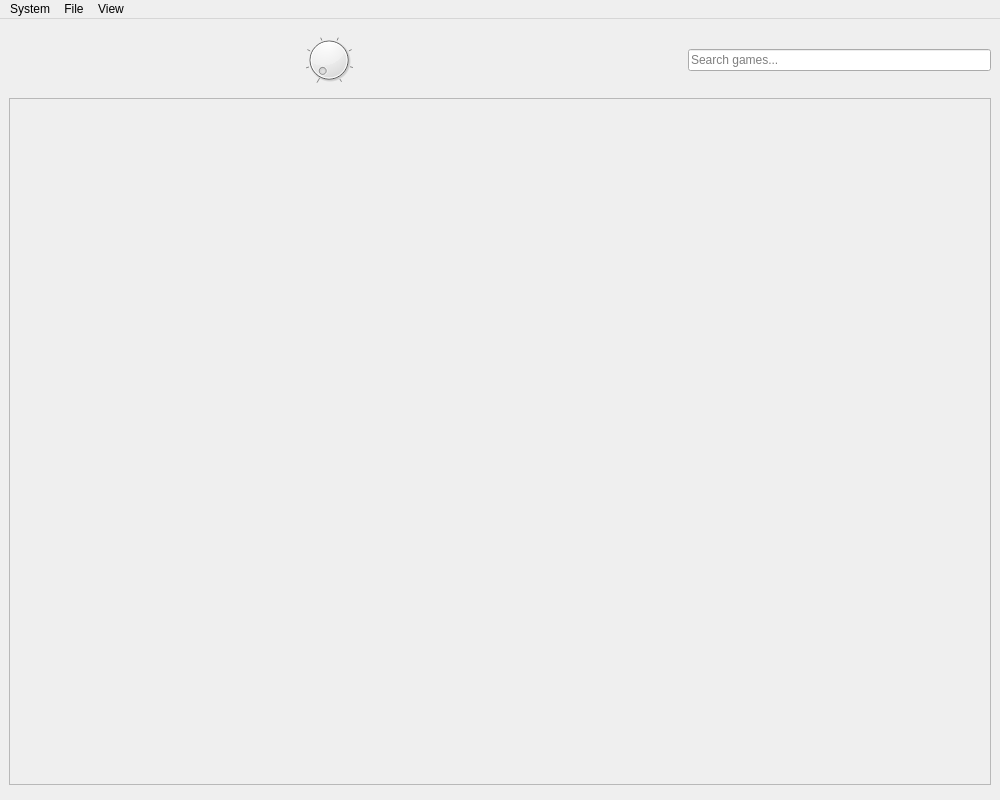
First picture: the form in src/UI/MainWindow.ui, repository TheHalfrican/PerchQt, before the edit.
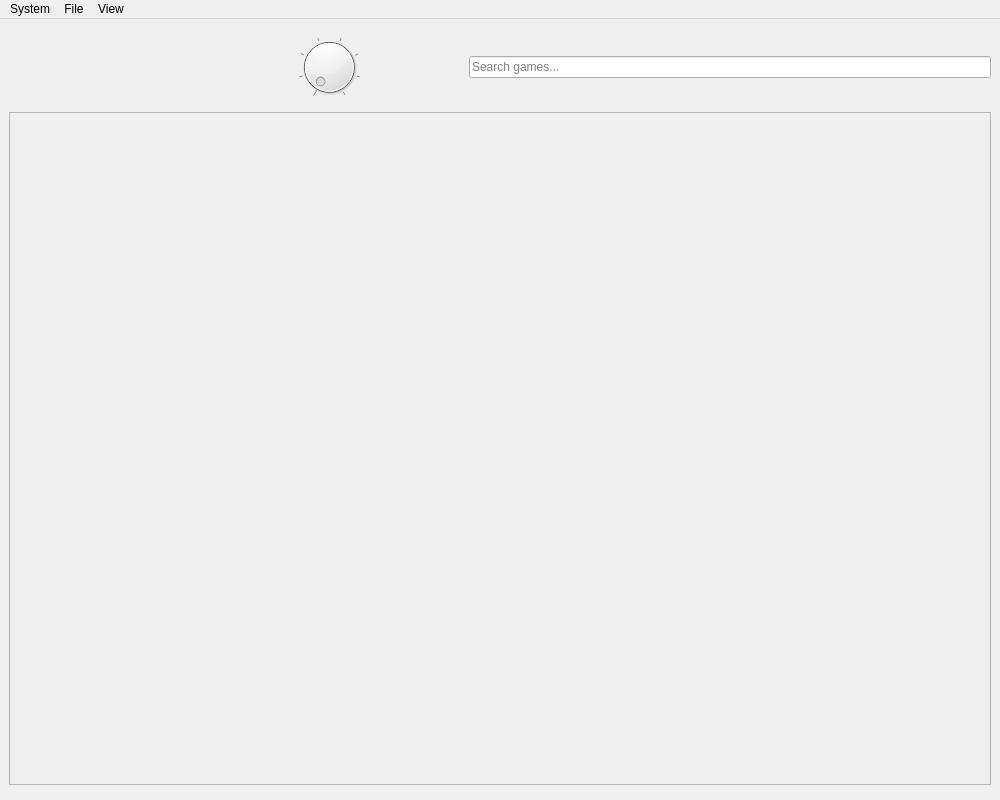
Second picture: the form after the edit. Icons and pictures are not drawn. Custom widgets are drawn as their Qt base class.

Commit message: Added a Logo to the middle-top of the main window

What changed in the file:
```diff
--- a/src/UI/MainWindow.ui
+++ b/src/UI/MainWindow.ui
@@ -258,12 +258,35 @@
         <property name="sizeType">
          <enum>QSizePolicy::Policy::Expanding</enum>
         </property>
-        <property name="sizeHint" stdset="0">
+       </spacer>
+      </item>
+      <item>
+       <widget class="QLabel" name="logoLabel">
+        <property name="minimumSize">
          <size>
-          <width>40</width>
-          <height>20</height>
+          <width>64</width>
+          <height>64</height>
          </size>
         </property>
+        <property name="sizePolicy">
+         <sizepolicy hsizetype="Preferred" vsizetype="Fixed">
+          <horstretch>0</horstretch>
+          <verstretch>0</verstretch>
+         </sizepolicy>
+        </property>
+        <property name="alignment">
+         <set>Qt::AlignCenter</set>
+        </property>
+       </widget>
+      </item>
+      <item>
+       <spacer name="spacer_right_logo">
+        <property name="orientation">
+         <enum>Qt::Orientation::Horizontal</enum>
+        </property>
+        <property name="sizeType">
+         <enum>QSizePolicy::Expanding</enum>
+        </property>
        </spacer>
       </item>
       <item>
@@ -271,6 +294,12 @@
         <property name="placeholderText">
          <string>Search games...</string>
         </property>
+        <property name="sizePolicy">
+         <sizepolicy hsizetype="Expanding" vsizetype="Fixed">
+          <horstretch>0</horstretch>
+          <verstretch>0</verstretch>
+         </sizepolicy>
+        </property>
        </widget>
       </item>
      </layout>
```
Left out of the diff: 4 changed lines with no effect on the pictures. The commit also changes 4 other files.
